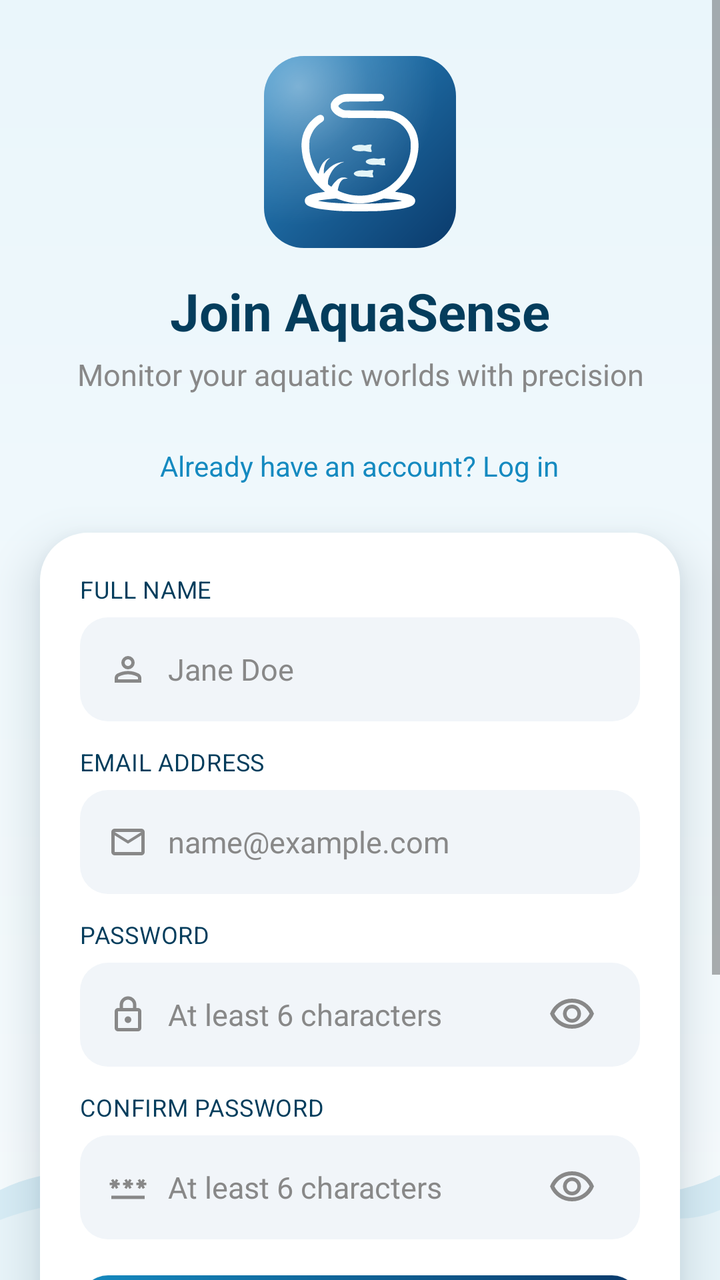
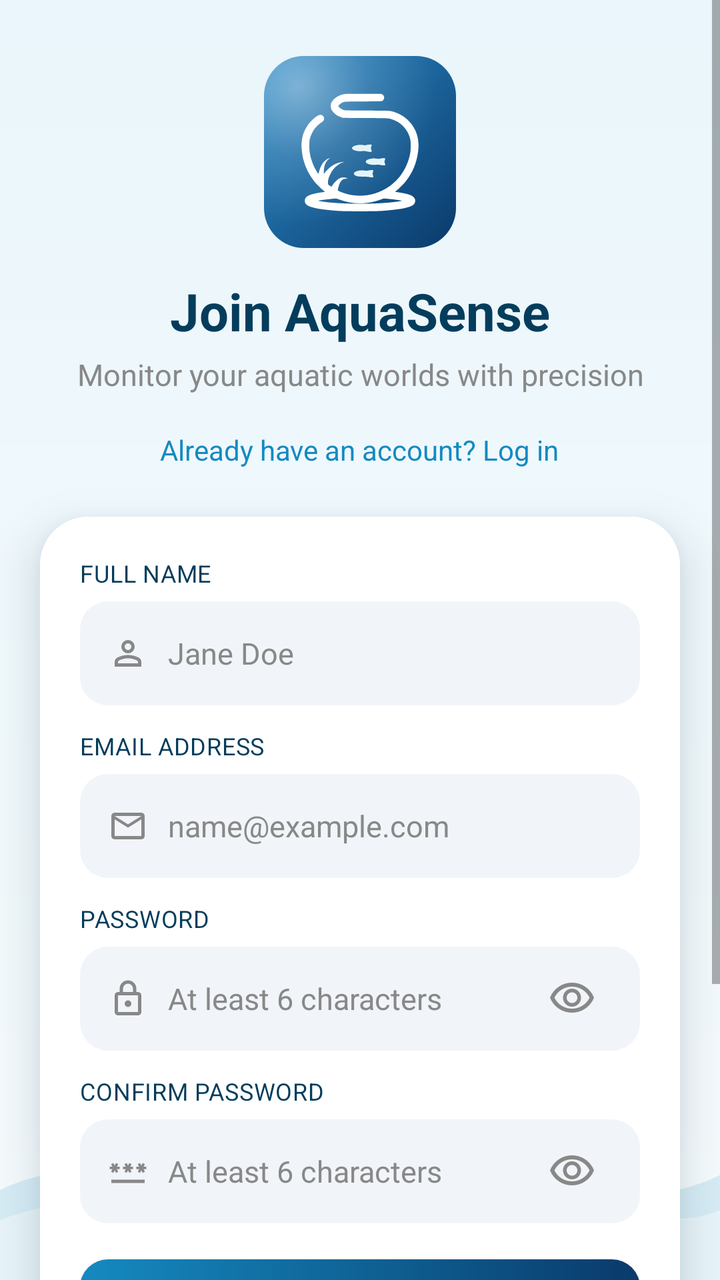

Before-and-after screenshots of an Android layout around one commit, followed by the original layout XML and the change that was made.
<!-- AndroidManifest.xml: application theme Theme.AquaSense -->
<!-- res/layout/fragment_register.xml -->
<?xml version="1.0" encoding="utf-8"?>
<FrameLayout xmlns:android="http://schemas.android.com/apk/res/android"
    xmlns:app="http://schemas.android.com/apk/res-auto"
    android:layout_width="match_parent"
    android:layout_height="match_parent"
    android:background="@drawable/bg_auth_screen">

    <ImageView
        android:layout_width="match_parent"
        android:layout_height="90dp"
        android:layout_gravity="bottom"
        android:contentDescription="@null"
        android:scaleType="fitXY"
        android:src="@drawable/bg_auth_wave" />

    <ScrollView
        android:layout_width="match_parent"
        android:layout_height="match_parent"
        android:clipToPadding="false"
        android:fillViewport="true"
        android:overScrollMode="never">

        <LinearLayout
            android:layout_width="match_parent"
            android:layout_height="wrap_content"
            android:clipToPadding="false"
            android:gravity="center_horizontal"
            android:orientation="vertical"
            android:paddingHorizontal="20dp"
            android:paddingTop="28dp"
            android:paddingBottom="32dp">

            <com.google.android.material.card.MaterialCardView
                android:layout_width="96dp"
                android:layout_height="96dp"
                app:cardBackgroundColor="@android:color/transparent"
                app:cardCornerRadius="20dp"
                app:cardElevation="0dp"
                app:strokeWidth="0dp">

                <FrameLayout
                    android:layout_width="match_parent"
                    android:layout_height="match_parent"
                    android:background="@drawable/ic_launcher_ocean_gradient">

                    <ImageView
                        android:layout_width="68dp"
                        android:layout_height="68dp"
                        android:layout_gravity="center"
                        android:contentDescription="@string/app_name"
                        android:src="@drawable/ic_aquarium_icon_white" />
                </FrameLayout>
            </com.google.android.material.card.MaterialCardView>

            <TextView
                android:layout_width="wrap_content"
                android:layout_height="wrap_content"
                android:layout_marginTop="14dp"
                android:text="@string/auth_join_title"
                android:textColor="@color/auth_heading"
                android:textSize="26sp"
                android:textStyle="bold" />

            <TextView
                android:layout_width="match_parent"
                android:layout_height="wrap_content"
                android:layout_marginTop="4dp"
                android:layout_marginBottom="18dp"
                android:gravity="center"
                android:paddingHorizontal="12dp"
                android:text="@string/auth_tagline_register"
                android:textColor="@color/text_secondary"
                android:textSize="15sp" />

            <TextView
                android:id="@+id/tvGoToLogin"
                android:layout_width="wrap_content"
                android:layout_height="wrap_content"
                android:layout_marginBottom="16dp"
                android:background="?attr/selectableItemBackgroundBorderless"
                android:clickable="true"
                android:focusable="true"
                android:padding="8dp"
                android:text="@string/auth_go_to_login"
                android:textColor="@color/accent"
                android:textSize="14sp" />

            <LinearLayout
                android:layout_width="match_parent"
                android:layout_height="wrap_content"
                android:background="@drawable/bg_auth_card"
                style="@style/Widget.AquaSense.Card.Auth"
                android:orientation="vertical"
                android:padding="20dp">

                <TextView
                    android:layout_width="wrap_content"
                    android:layout_height="wrap_content"
                    android:layout_marginBottom="6dp"
                    android:text="@string/auth_full_name"
                    android:textAllCaps="true"
                    android:textColor="@color/auth_heading"
                    android:textSize="12sp"
                    android:letterSpacing="0.02" />

                <LinearLayout
                    android:id="@+id/boxRegisterFullName"
                    android:layout_width="match_parent"
                    android:layout_height="52dp"
                    android:layout_marginBottom="12dp"
                    android:background="@drawable/bg_auth_input"
                    android:gravity="center_vertical"
                    android:orientation="horizontal"
                    android:paddingHorizontal="14dp">

                    <ImageView
                        android:layout_width="20dp"
                        android:layout_height="20dp"
                        android:contentDescription="@null"
                        android:src="@drawable/person_24px"
                        app:tint="@color/text_secondary" />

                    <EditText
                        android:id="@+id/etRegisterFullName"
                        android:layout_width="0dp"
                        android:layout_height="match_parent"
                        android:layout_marginStart="10dp"
                        android:layout_weight="1"
                        android:autofillHints="name"
                        android:background="@android:color/transparent"
                        android:hint="@string/auth_full_name_hint"
                        android:inputType="textPersonName|textCapWords"
                        android:maxLength="100"
                        android:textColor="@color/text_primary"
                        android:textColorHint="@color/text_secondary"
                        android:textSize="15sp" />
                </LinearLayout>

                <TextView
                    android:layout_width="wrap_content"
                    android:layout_height="wrap_content"
                    android:layout_marginBottom="6dp"
                    android:text="@string/auth_email"
                    android:textAllCaps="true"
                    android:textColor="@color/auth_heading"
                    android:textSize="12sp"
                    android:letterSpacing="0.02" />

                <LinearLayout
                    android:id="@+id/boxRegisterEmail"
                    android:layout_width="match_parent"
                    android:layout_height="52dp"
                    android:layout_marginBottom="12dp"
                    android:background="@drawable/bg_auth_input"
                    android:gravity="center_vertical"
                    android:orientation="horizontal"
                    android:paddingHorizontal="14dp">

                    <ImageView
                        android:layout_width="20dp"
                        android:layout_height="20dp"
                        android:contentDescription="@null"
                        android:src="@drawable/mail_24px"
                        app:tint="@color/text_secondary" />

                    <EditText
                        android:id="@+id/etRegisterEmail"
                        android:layout_width="0dp"
                        android:layout_height="match_parent"
                        android:layout_marginStart="10dp"
                        android:layout_weight="1"
                        android:autofillHints="emailAddress"
                        android:background="@android:color/transparent"
                        android:hint="@string/email_hint"
                        android:inputType="textEmailAddress"
                        android:maxLength="100"
                        android:textColor="@color/text_primary"
                        android:textColorHint="@color/text_secondary"
                        android:textSize="15sp" />
                </LinearLayout>

                <TextView
                    android:layout_width="wrap_content"
                    android:layout_height="wrap_content"
                    android:layout_marginBottom="6dp"
                    android:text="@string/auth_password"
                    android:textAllCaps="true"
                    android:textColor="@color/auth_heading"
                    android:textSize="12sp"
                    android:letterSpacing="0.02" />

                <LinearLayout
                    android:id="@+id/boxRegisterPassword"
                    android:layout_width="match_parent"
                    android:layout_height="52dp"
                    android:layout_marginBottom="12dp"
                    android:background="@drawable/bg_auth_input"
                    android:gravity="center_vertical"
                    android:orientation="horizontal"
                    android:paddingHorizontal="14dp">

                    <ImageView
                        android:layout_width="20dp"
                        android:layout_height="20dp"
                        android:contentDescription="@null"
                        android:src="@drawable/lock_24px"
                        app:tint="@color/text_secondary" />

                    <EditText
                        android:id="@+id/etRegisterPassword"
                        android:layout_width="0dp"
                        android:layout_height="match_parent"
                        android:layout_marginStart="10dp"
                        android:layout_weight="1"
                        android:autofillHints="newPassword"
                        android:background="@android:color/transparent"
                        android:hint="@string/auth_password_hint"
                        android:inputType="textPassword"
                        android:maxLength="100"
                        android:textColor="@color/text_primary"
                        android:textColorHint="@color/text_secondary"
                        android:textSize="15sp" />

                    <ImageView
                        android:id="@+id/icRegisterPasswordValid"
                        android:layout_width="18dp"
                        android:layout_height="18dp"
                        android:contentDescription="@string/auth_password_valid"
                        android:src="@drawable/check_24px"
                        android:visibility="gone"
                        app:tint="@color/auth_input_valid_stroke" />

                    <ImageButton
                        android:id="@+id/btnToggleRegisterPassword"
                        android:layout_width="40dp"
                        android:layout_height="40dp"
                        android:background="?attr/selectableItemBackgroundBorderless"
                        android:contentDescription="@string/auth_show_password"
                        android:padding="8dp"
                        android:scaleType="centerInside"
                        android:src="@drawable/visibility_24px"
                        app:tint="@color/text_secondary" />
                </LinearLayout>

                <TextView
                    android:layout_width="wrap_content"
                    android:layout_height="wrap_content"
                    android:layout_marginBottom="6dp"
                    android:text="@string/auth_confirm_password"
                    android:textAllCaps="true"
                    android:textColor="@color/auth_heading"
                    android:textSize="12sp"
                    android:letterSpacing="0.02" />

                <LinearLayout
                    android:id="@+id/boxRegisterConfirmPassword"
                    android:layout_width="match_parent"
                    android:layout_height="52dp"
                    android:layout_marginBottom="18dp"
                    android:background="@drawable/bg_auth_input"
                    android:gravity="center_vertical"
                    android:orientation="horizontal"
                    android:paddingHorizontal="14dp">

                    <ImageView
                        android:layout_width="20dp"
                        android:layout_height="20dp"
                        android:contentDescription="@null"
                        android:src="@drawable/password_24px"
                        app:tint="@color/text_secondary" />

                    <EditText
                        android:id="@+id/etRegisterConfirmPassword"
                        android:layout_width="0dp"
                        android:layout_height="match_parent"
                        android:layout_marginStart="10dp"
                        android:layout_weight="1"
                        android:autofillHints="newPassword"
                        android:background="@android:color/transparent"
                        android:hint="@string/auth_password_hint"
                        android:inputType="textPassword"
                        android:maxLength="100"
                        android:textColor="@color/text_primary"
                        android:textColorHint="@color/text_secondary"
                        android:textSize="15sp" />

                    <ImageView
                        android:id="@+id/icRegisterConfirmPasswordValid"
                        android:layout_width="18dp"
                        android:layout_height="18dp"
                        android:contentDescription="@string/auth_passwords_match"
                        android:src="@drawable/check_24px"
                        android:visibility="gone"
                        app:tint="@color/auth_input_valid_stroke" />

                    <ImageButton
                        android:id="@+id/btnToggleRegisterConfirmPassword"
                        android:layout_width="40dp"
                        android:layout_height="40dp"
                        android:background="?attr/selectableItemBackgroundBorderless"
                        android:contentDescription="@string/auth_show_password"
                        android:padding="8dp"
                        android:scaleType="centerInside"
                        android:src="@drawable/visibility_24px"
                        app:tint="@color/text_secondary" />
                </LinearLayout>

                <com.google.android.material.button.MaterialButton
                    android:id="@+id/btnRegister"
                    android:layout_width="match_parent"
                    android:layout_height="52dp"
                    android:background="@drawable/bg_auth_primary_button"
                    android:letterSpacing="0"
                    android:text="@string/auth_register_button"
                    android:textAllCaps="false"
                    android:textColor="@color/white"
                    android:textSize="17sp"
                    android:textStyle="bold"
                    app:backgroundTint="@null"
                    app:icon="@drawable/arrow_forward_24px"
                    app:iconGravity="textEnd"
                    app:iconPadding="8dp"
                    app:iconTint="@color/white" />

                <LinearLayout
                    android:layout_width="match_parent"
                    android:layout_height="wrap_content"
                    android:layout_marginTop="18dp"
                    android:layout_marginBottom="14dp"
                    android:gravity="center_vertical"
                    android:orientation="horizontal">

                    <View
                        android:layout_width="0dp"
                        android:layout_height="1dp"
                        android:layout_weight="1"
                        android:background="@color/divider" />

                    <TextView
                        android:layout_width="wrap_content"
                        android:layout_height="wrap_content"
                        android:paddingHorizontal="12dp"
                        android:text="@string/auth_or_continue_with"
                        android:textAllCaps="true"
                        android:textColor="@color/text_secondary"
                        android:textSize="11sp" />

                    <View
                        android:layout_width="0dp"
                        android:layout_height="1dp"
                        android:layout_weight="1"
                        android:background="@color/divider" />
                </LinearLayout>

                <com.google.android.material.button.MaterialButton
                    android:id="@+id/btnGoogleRegister"
                    style="@style/Widget.MaterialComponents.Button.OutlinedButton"
                    android:layout_width="match_parent"
                    android:layout_height="52dp"
                    android:background="@drawable/bg_auth_google_button"
                    android:letterSpacing="0"
                    android:text="@string/auth_continue_google"
                    android:textAllCaps="false"
                    android:textColor="@color/auth_heading"
                    android:textSize="16sp"
                    app:backgroundTint="@color/auth_google_button_bg"
                    app:icon="@drawable/google_official_logo"
                    app:iconGravity="textStart"
                    app:iconPadding="10dp"
                    app:iconSize="20dp"
                    app:iconTint="@null"
                    app:strokeWidth="0dp" />

            </LinearLayout>

        </LinearLayout>
    </ScrollView>
</FrameLayout>
<!-- resources referenced by this layout -->
<resources>
  <color name="accent">#158AC0</color>
  <color name="auth_google_button_bg">#FFDCEEF8</color>
  <color name="auth_heading">#FF043D5C</color>
  <color name="auth_input_valid_stroke">@color/status_green</color>
  <color name="divider">#FFE0E0E0</color>
  <color name="text_primary">#FF000000</color>
  <color name="text_secondary">#FF888888</color>
  <color name="white">#FFFFFFFF</color>
  <!-- drawable bg_auth_card (drawable) -->
  <?xml version="1.0" encoding="utf-8"?>
  <shape xmlns:android="http://schemas.android.com/apk/res/android"
      android:shape="rectangle">
      <solid android:color="@color/card_background" />
      <corners android:radius="24dp" />
  </shape>
  <!-- drawable bg_auth_google_button (drawable) -->
  <?xml version="1.0" encoding="utf-8"?>
  <shape xmlns:android="http://schemas.android.com/apk/res/android"
      android:shape="rectangle">
      <solid android:color="@color/auth_google_button_bg" />
      <corners android:radius="14dp" />
      <stroke
          android:width="1dp"
          android:color="@color/divider" />
  </shape>
  <!-- drawable bg_auth_input (drawable) -->
  <?xml version="1.0" encoding="utf-8"?>
  <shape xmlns:android="http://schemas.android.com/apk/res/android"
      android:shape="rectangle">
      <solid android:color="@color/auth_input_fill" />
      <corners android:radius="14dp" />
  </shape>
  <!-- drawable bg_auth_primary_button (drawable) -->
  <?xml version="1.0" encoding="utf-8"?>
  <shape xmlns:android="http://schemas.android.com/apk/res/android"
      android:shape="rectangle">
      <gradient
          android:angle="0"
          android:endColor="@color/launcher_ocean_end"
          android:startColor="@color/accent" />
      <corners android:radius="14dp" />
  </shape>
  <!-- drawable bg_auth_screen (drawable) -->
  <?xml version="1.0" encoding="utf-8"?>
  <shape xmlns:android="http://schemas.android.com/apk/res/android"
      android:shape="rectangle">
      <gradient
          android:angle="270"
          android:endColor="@color/auth_bg_end"
          android:startColor="@color/auth_bg_start" />
  </shape>
  <string name="app_name">AquaSense</string>
  <string name="auth_confirm_password">Confirm Password</string>
  <string name="auth_continue_google">Continue with Google</string>
  <string name="auth_email">Email Address</string>
  <string name="auth_full_name">Full Name</string>
  <string name="auth_full_name_hint">Jane Doe</string>
  <string name="auth_go_to_login">Already have an account? Log in</string>
  <string name="auth_join_title">Join AquaSense</string>
  <string name="auth_or_continue_with">OR CONTINUE WITH</string>
  <string name="auth_password">Password</string>
  <string name="auth_password_hint">At least 6 characters</string>
  <string name="auth_password_valid">Password meets all requirements</string>
  <string name="auth_passwords_match">Passwords match</string>
  <string name="auth_register_button">Sign Up</string>
  <string name="auth_show_password">Show Password</string>
  <string name="auth_tagline_register">Monitor your aquatic worlds with precision</string>
  <string name="email_hint">name@example.com</string>
  <style name="Widget.AquaSense.Card.Auth">
          <item name="android:elevation">14dp</item>
      </style>
  <style name="Theme.AquaSense" parent="Base.Theme.AquaSense" />
  <color name="status_green">#FF45A366</color>
  <color name="card_background">#FFFFFFFF</color>
  <color name="auth_input_fill">#FFF1F5F9</color>
  <color name="launcher_ocean_end">#FF0A3A6B</color>
  <color name="auth_bg_end">#FFF7FBFD</color>
  <color name="auth_bg_start">#FFEAF6FB</color>
  <color name="auth_wave">#FFD7ECF5</color>
  <color name="auth_wave_soft">#FFE8F4F9</color>
  <color name="launcher_ocean_start">#FF2B8BC8</color>
  <color name="launcher_rim_light_start">#66FFFFFF</color>
  <color name="launcher_rim_light_center">#22FFFFFF</color>
  <color name="transparent">#00000000</color>
  <color name="background">#FFF2F4F8</color>
  <color name="toolbar_gradient_start">#FFC1DFE0</color>
  <!-- unchanged entries left out for length: 12 -->
</resources>

<!-- the commit's change to res/layout/fragment_register.xml (unified diff, before → after) -->
@@ -65,7 +65,7 @@
                 android:layout_width="match_parent"
                 android:layout_height="wrap_content"
                 android:layout_marginTop="4dp"
-                android:layout_marginBottom="18dp"
+                android:layout_marginBottom="10dp"
                 android:gravity="center"
                 android:paddingHorizontal="12dp"
                 android:text="@string/auth_tagline_register"
